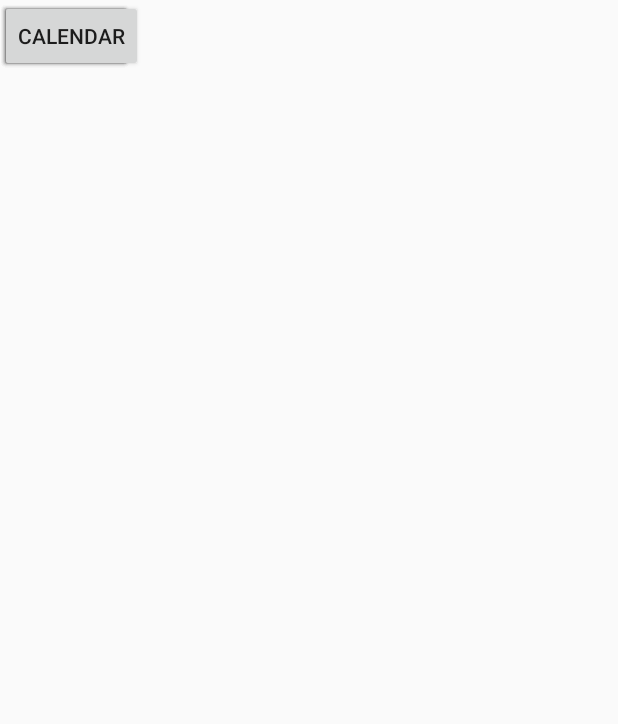
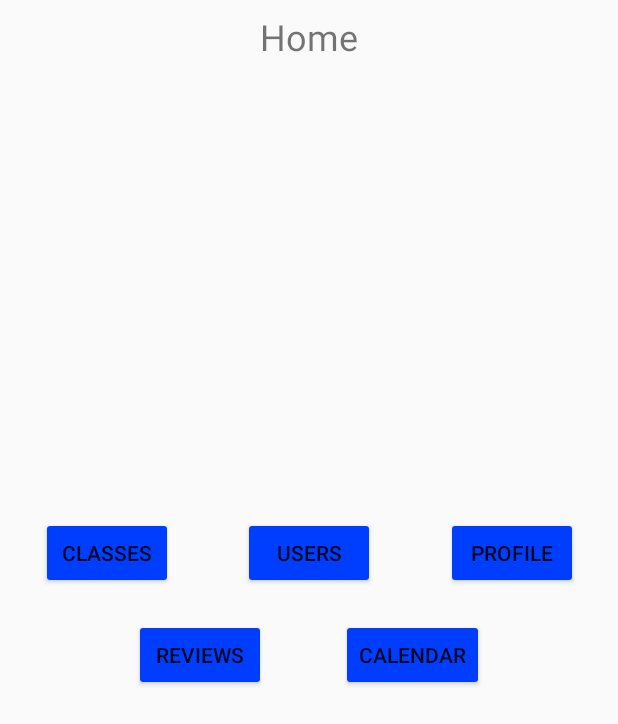
Before and after one commit to shakedm100/WorkOut, an Android app: the layout business_home.xml on its own in the app's theme, with its tools: preview values and no code run, on a phone screen of 412 x 824 dp. Shown: the top 724 px of the screen. Run offline under Robolectric (Android 15) with nearby library versions, the light colour scheme and no system bars.

Commit message:
Finished the base design of business_home.xml

```diff
--- a/WorkOut/app/src/main/res/layout/business_home.xml
+++ b/WorkOut/app/src/main/res/layout/business_home.xml
@@ -1,50 +1,97 @@
 <?xml version="1.0" encoding="utf-8"?>
 <androidx.constraintlayout.widget.ConstraintLayout xmlns:android="http://schemas.android.com/apk/res/android"
+    xmlns:app="http://schemas.android.com/apk/res-auto"
     xmlns:tools="http://schemas.android.com/tools"
     android:layout_width="match_parent"
     android:layout_height="match_parent">
 
     <Button
-        android:id="@+id/button"
-        android:layout_width="wrap_content"
-        android:layout_height="wrap_content"
-        android:backgroundTint="#A8A5A5"
-        android:text="Classes"
-        android:textColorLink="#C31010"
-        tools:layout_editor_absoluteX="39dp"
-        tools:layout_editor_absoluteY="410dp" />
-
-    <Button
-        android:id="@+id/button2"
+        android:id="@+id/classesButton"
         style="@style/businessButtons"
         android:layout_width="wrap_content"
         android:layout_height="wrap_content"
-        android:text="Users"
-        tools:layout_editor_absoluteX="161dp"
-        tools:layout_editor_absoluteY="410dp" />
+        android:layout_marginStart="20dp"
+        android:layout_marginEnd="20dp"
+        android:layout_marginBottom="21dp"
+        android:text="Classes"
+        android:textColorLink="#C31010"
+        app:layout_constraintBottom_toTopOf="@+id/reviewsButton"
+        app:layout_constraintEnd_toStartOf="@+id/usersButton"
+        app:layout_constraintStart_toStartOf="parent"
+        app:layout_constraintTop_toTopOf="@+id/guideline" />
 
     <Button
-        android:id="@+id/button3"
+        android:id="@+id/usersButton"
         style="@style/businessButtons"
         android:layout_width="wrap_content"
         android:layout_height="wrap_content"
-        android:text="Profile"
-        tools:layout_editor_absoluteX="273dp"
-        tools:layout_editor_absoluteY="413dp" />
+        android:layout_marginStart="20dp"
+        android:layout_marginEnd="20dp"
+        android:layout_marginBottom="86dp"
+        android:text="Users"
+        app:layout_constraintBottom_toTopOf="@+id/businessCalendarButton"
+        app:layout_constraintEnd_toStartOf="@+id/profileButton"
+        app:layout_constraintStart_toEndOf="@+id/classesButton"
+        app:layout_constraintTop_toTopOf="@+id/guideline" />
 
     <Button
-        android:id="@+id/button4"
+        android:id="@+id/profileButton"
+        style="@style/businessButtons"
         android:layout_width="wrap_content"
         android:layout_height="wrap_content"
-        android:text="Reviews"
-        tools:layout_editor_absoluteX="41dp"
-        tools:layout_editor_absoluteY="479dp" />
+        android:layout_marginStart="20dp"
+        android:layout_marginEnd="20dp"
+        android:text="Profile"
+        app:layout_constraintEnd_toEndOf="parent"
+        app:layout_constraintStart_toEndOf="@+id/usersButton"
+        app:layout_constraintTop_toTopOf="@+id/guideline" />
 
     <Button
-        android:id="@+id/button5"
+        android:id="@+id/reviewsButton"
+        style="@style/businessButtons"
         android:layout_width="wrap_content"
         android:layout_height="wrap_content"
+        android:layout_marginStart="80dp"
+        android:layout_marginTop="20dp"
+        android:layout_marginEnd="20dp"
+        android:text="Reviews"
+        app:layout_constraintEnd_toStartOf="@+id/businessCalendarButton"
+        app:layout_constraintStart_toStartOf="parent"
+        app:layout_constraintTop_toBottomOf="@+id/classesButton" />
+
+    <TextView
+        android:id="@+id/homeLabel"
+        android:layout_width="wrap_content"
+        android:layout_height="wrap_content"
+        android:layout_marginTop="8dp"
+        android:text="Home"
+        android:textSize="24sp"
+        app:layout_constraintEnd_toEndOf="parent"
+        app:layout_constraintStart_toStartOf="parent"
+        app:layout_constraintTop_toTopOf="parent" />
+
+    <Button
+        android:id="@+id/businessCalendarButton"
+        style="@style/businessButtons"
+        android:layout_width="wrap_content"
+        android:layout_height="wrap_content"
+        android:layout_marginStart="20dp"
+        android:layout_marginTop="20dp"
+        android:layout_marginEnd="80dp"
         android:text="Calendar"
-        tools:layout_editor_absoluteX="153dp"
-        tools:layout_editor_absoluteY="479dp" />
+        app:layout_constraintEnd_toEndOf="parent"
+        app:layout_constraintStart_toEndOf="@+id/reviewsButton"
+        app:layout_constraintTop_toBottomOf="@+id/usersButton" />
+
+    <androidx.constraintlayout.widget.Guideline
+        android:id="@+id/guideline"
+        android:layout_width="wrap_content"
+        android:layout_height="wrap_content"
+        android:orientation="horizontal"
+        app:layout_constraintBottom_toBottomOf="parent"
+        app:layout_constraintEnd_toEndOf="parent"
+        app:layout_constraintGuide_begin="345dp"
+        app:layout_constraintStart_toStartOf="parent"
+        app:layout_constraintTop_toTopOf="parent" />
+
 </androidx.constraintlayout.widget.ConstraintLayout>
--- a/WorkOut/app/src/main/res/values/style.xml
+++ b/WorkOut/app/src/main/res/values/style.xml
@@ -6,6 +6,6 @@
     </style>
 
     <style name="businessButtons">
-        <item name="backgroundTint">#A8A5A5</item>
+        <item name="backgroundTint">#003eff</item>
     </style>
 </resources>
```
